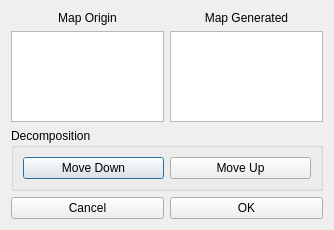
First picture: the form in forms/dialog_surface_depthMapRendering.ui, repository abletterer/surface_depthMapRendering, before the edit.
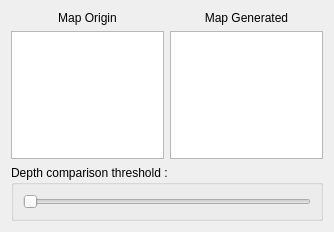
Second picture: the form after the edit.

Commit message: Mise à jour de l'interface de la fenêtre d'interaction avec le plugin

Diff of the .ui file:
```diff
--- a/forms/dialog_surface_depthMapRendering.ui
+++ b/forms/dialog_surface_depthMapRendering.ui
@@ -7,7 +7,7 @@
     <x>0</x>
     <y>0</y>
     <width>334</width>
-    <height>230</height>
+    <height>232</height>
    </rect>
   </property>
   <property name="windowTitle">
@@ -55,44 +55,19 @@
    <item>
     <widget class="QGroupBox" name="groupBox">
      <property name="title">
-      <string>Decomposition</string>
+      <string>Depth comparison threshold :</string>
      </property>
      <layout class="QHBoxLayout" name="horizontalLayout_3">
       <item>
-       <widget class="QPushButton" name="button_moveDown">
-        <property name="text">
-         <string>Move Down</string>
-        </property>
-       </widget>
-      </item>
-      <item>
-       <widget class="QPushButton" name="button_moveUp">
-        <property name="text">
-         <string>Move Up</string>
+       <widget class="QSlider" name="slider_threshold">
+        <property name="orientation">
+         <enum>Qt::Horizontal</enum>
         </property>
        </widget>
       </item>
      </layout>
     </widget>
    </item>
-   <item>
-    <layout class="QHBoxLayout" name="horizontalLayout_2">
-     <item>
-      <widget class="QPushButton" name="button_cancel">
-       <property name="text">
-        <string>Cancel</string>
-       </property>
-      </widget>
-     </item>
-     <item>
-      <widget class="QPushButton" name="button_ok">
-       <property name="text">
-        <string>OK</string>
-       </property>
-      </widget>
-     </item>
-    </layout>
-   </item>
   </layout>
  </widget>
  <resources/>
```
